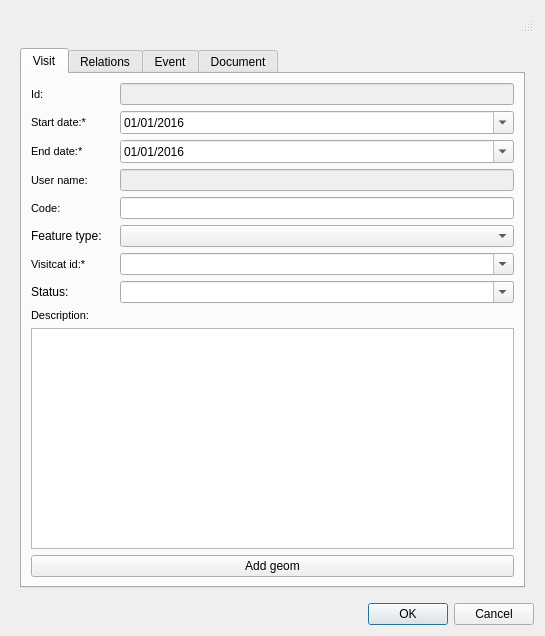
The window that core/ui/shared/visit.ui (Giswater/giswater_qgis_plugin) describes before a commit, drawn with Qt 5.
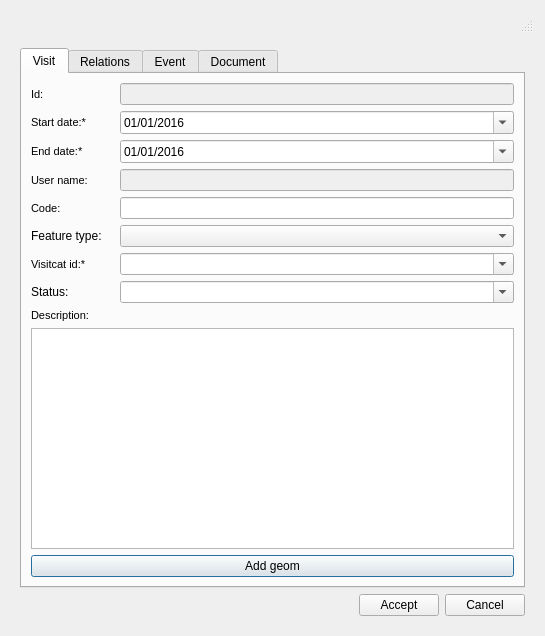
The same window after the commit. Icons and pictures are not drawn.

Commit message: Replace QDialogButtonBox by QPushButton

What changed in the file:
```diff
--- a/core/ui/shared/visit.ui
+++ b/core/ui/shared/visit.ui
@@ -664,16 +664,40 @@
         </widget>
        </widget>
       </item>
+      <item>
+       <layout class="QHBoxLayout" name="horizontalLayout">
+        <item>
+         <spacer name="horizontalSpacer">
+          <property name="orientation">
+           <enum>Qt::Horizontal</enum>
+          </property>
+          <property name="sizeHint" stdset="0">
+           <size>
+            <width>40</width>
+            <height>20</height>
+           </size>
+          </property>
+         </spacer>
+        </item>
+        <item>
+         <widget class="QPushButton" name="btn_accept">
+          <property name="text">
+           <string>Accept</string>
+          </property>
+         </widget>
+        </item>
+        <item>
+         <widget class="QPushButton" name="btn_cancel">
+          <property name="text">
+           <string>Cancel</string>
+          </property>
+         </widget>
+        </item>
+       </layout>
+      </item>
      </layout>
     </widget>
    </item>
-   <item>
-    <widget class="QDialogButtonBox" name="button_box">
-     <property name="standardButtons">
-      <set>QDialogButtonBox::Cancel|QDialogButtonBox::Ok</set>
-     </property>
-    </widget>
-   </item>
   </layout>
  </widget>
  <tabstops>
```
Left out of the diff: 36 changed lines with no effect on the pictures. The commit also changes 2 other files.
